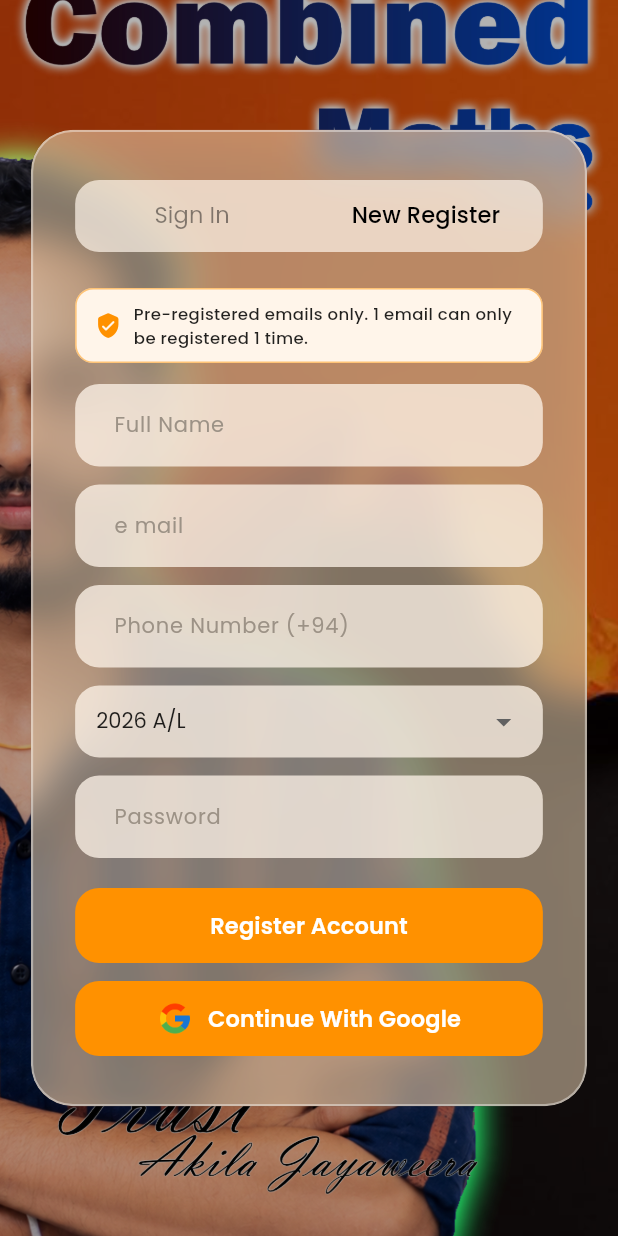
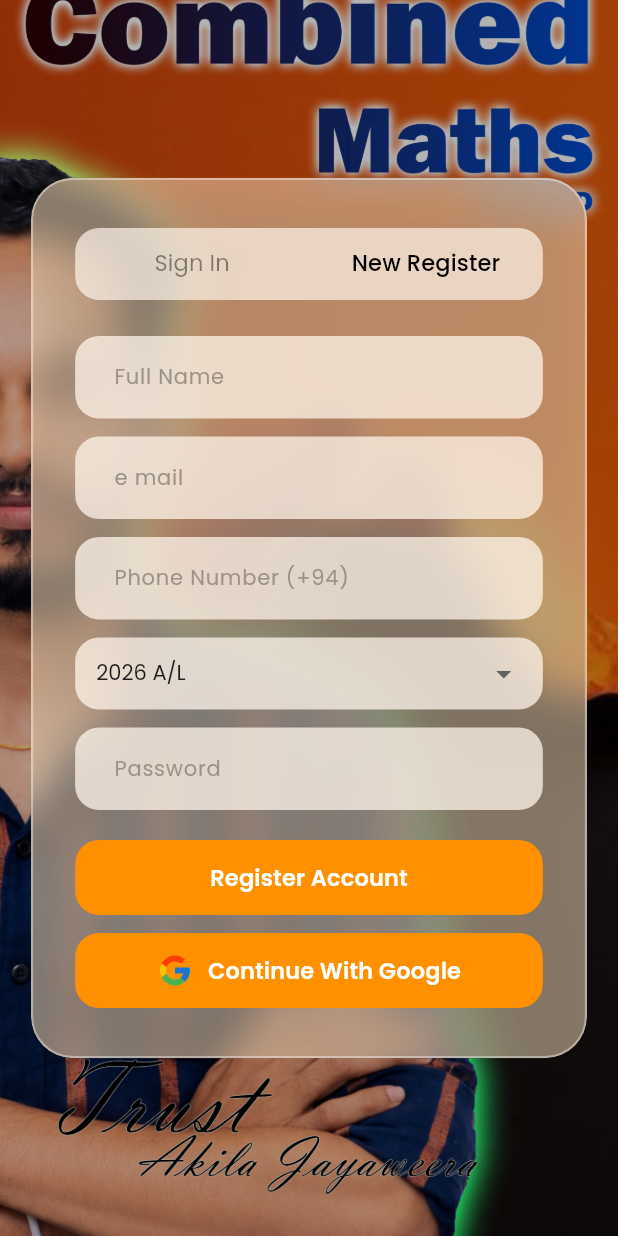
Before and after one commit to kasun375/Akila_web, a Flutter app: the screen it shows after launch, tab 2 chosen, on a phone screen of 412 x 824 dp. Run offline on Flutter 3.47's test engine with Material 3 defaults, Android fonts, the light colour scheme and no system bars; our stand-ins replace cloud_firestore, firebase_auth, firebase_core, google_fonts, google_sign_in; missing offline and left inert: dart:html; accounts and stored records are empty.

Commit message:
Remove notification text boxes from login page

```diff
--- a/lib/views/auth/auth_screen.dart
+++ b/lib/views/auth/auth_screen.dart
@@ -186,29 +186,6 @@ class _AuthScreenState extends State<AuthScreen> with SingleTickerProviderStateM
       key: _loginFormKey,
       child: Column(
         children: [
-          // Sign-in hint
-          Container(
-            margin: const EdgeInsets.only(bottom: 16),
-            padding: const EdgeInsets.symmetric(horizontal: 12, vertical: 8),
-            decoration: BoxDecoration(
-              color: const Color(0xFFFFF5EA),
-              borderRadius: BorderRadius.circular(12),
-              border: Border.all(color: const Color(0xFFFF9100).withValues(alpha: 0.5)),
-            ),
-            child: Row(
-              children: [
-                const Icon(Icons.school_rounded, color: Color(0xFFFF9100), size: 18),
-                const SizedBox(width: 8),
-                Expanded(
-                  child: Text(
-                    'Sign in with your registered student account.',
-                    style: GoogleFonts.poppins(fontSize: 11, fontWeight: FontWeight.w500, color: Colors.black87),
-                  ),
-                ),
-              ],
-            ),
-          ),
-
           // e mail Input
           _buildStyledTextField(
             controller: _loginEmailController,
@@ -295,29 +272,6 @@ class _AuthScreenState extends State<AuthScreen> with SingleTickerProviderStateM
       key: _signupFormKey,
       child: Column(
         children: [
-          // Pre-registration policy hint
-          Container(
-            margin: const EdgeInsets.only(bottom: 14),
-            padding: const EdgeInsets.symmetric(horizontal: 12, vertical: 8),
-            decoration: BoxDecoration(
-              color: const Color(0xFFFFF5EA),
-              borderRadius: BorderRadius.circular(12),
-              border: Border.all(color: const Color(0xFFFF9100).withValues(alpha: 0.5)),
-            ),
-            child: Row(
-              children: [
-                const Icon(Icons.verified_user_rounded, color: Color(0xFFFF9100), size: 18),
-                const SizedBox(width: 8),
-                Expanded(
-                  child: Text(
-                    'Pre-registered emails only. 1 email can only be registered 1 time.',
-                    style: GoogleFonts.poppins(fontSize: 11, fontWeight: FontWeight.w500, color: Colors.black87),
-                  ),
-                ),
-              ],
-            ),
-          ),
-
           _buildStyledTextField(
             controller: _nameController,
             hintText: 'Full Name',
```
Also changed, not shown: 1 other file.
